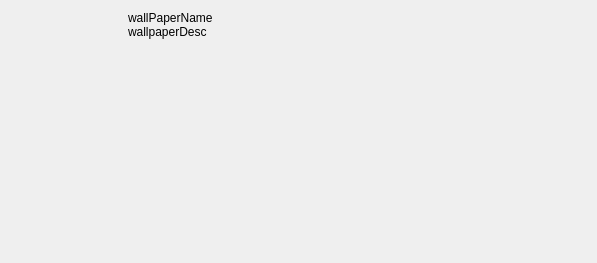
pars-linux/uludag, file kde/kaptan/src/gui/wallpaperuiitem.ui: the form before one commit.
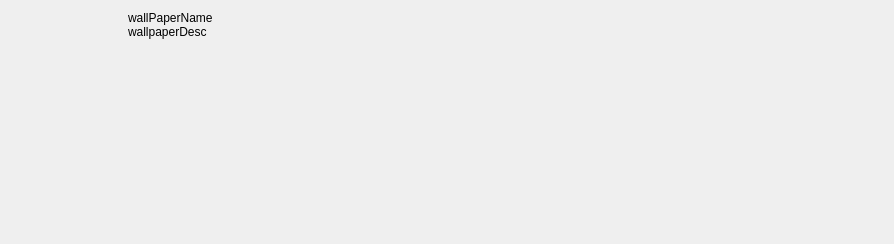
The form after the commit. Icons and pictures are not drawn.

Diff of the .ui file:
```diff
--- a/kde/kaptan/src/gui/wallpaperuiitem.ui
+++ b/kde/kaptan/src/gui/wallpaperuiitem.ui
@@ -6,8 +6,8 @@
    <rect>
     <x>0</x>
     <y>0</y>
-    <width>597</width>
-    <height>263</height>
+    <width>894</width>
+    <height>244</height>
    </rect>
   </property>
   <property name="minimumSize">
```
Left out of the diff: 26 changed lines with no effect on the pictures.
